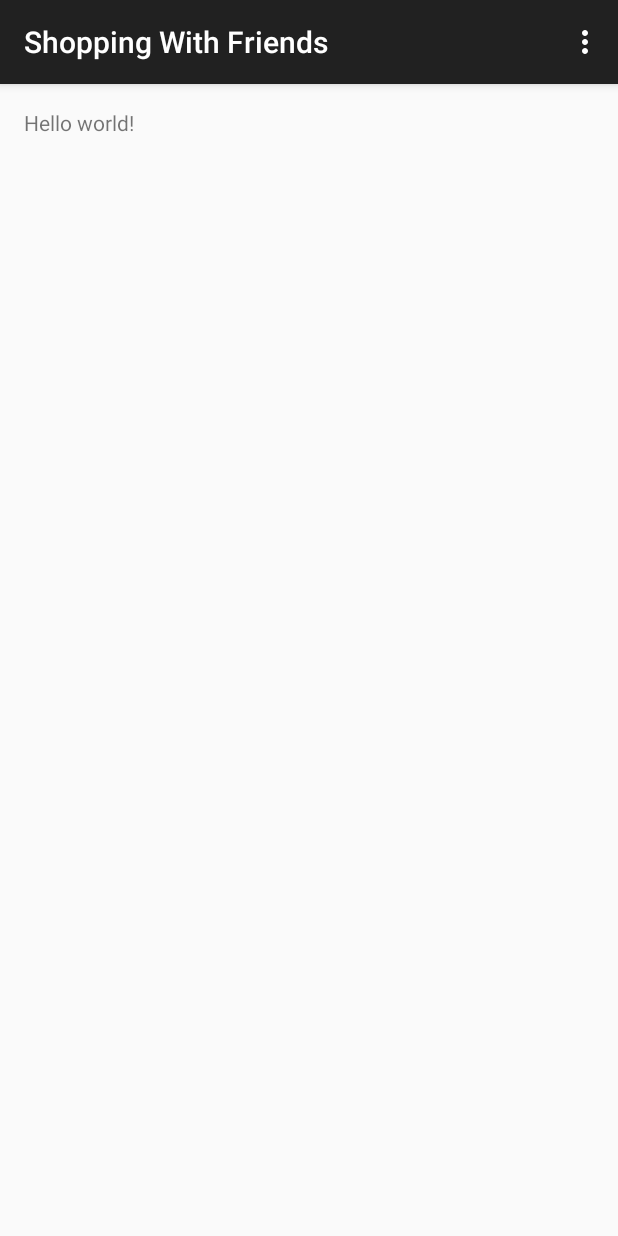
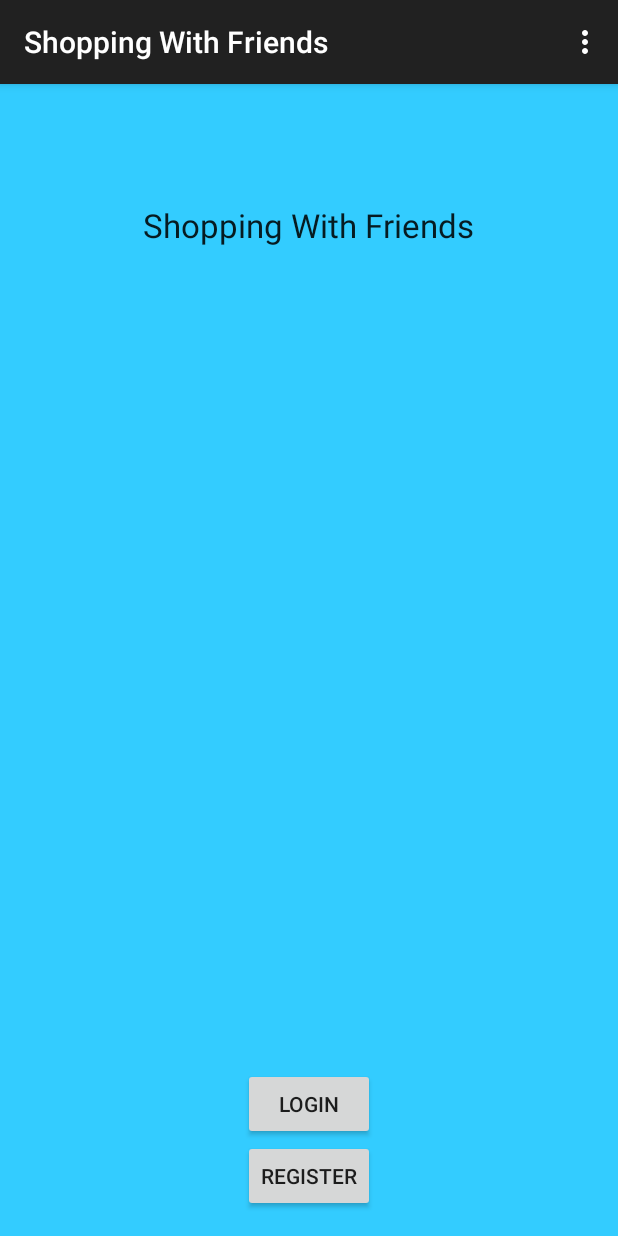
Before and after one commit to wkcirred/Marvelous-Boomerang-Moose, an Android app: the screen it shows after launch (MainActivity), on a phone screen of 412 x 824 dp. Run offline under Robolectric (Android 15) with nearby library versions, the phone set to English and light mode, and no system bars.

Commit message:
Welcome Screen
A welcome screen displays along with 2 buttons for logging in and
registering

```diff
--- a/M3/ShoppingWithFriends/app/build.gradle
+++ b/M3/ShoppingWithFriends/app/build.gradle
@@ -22,4 +22,5 @@ android {
 dependencies {
     compile fileTree(dir: 'libs', include: ['*.jar'])
     compile 'com.android.support:appcompat-v7:21.0.3'
+    compile 'com.google.android.gms:play-services:6.5.87'
 }
--- a/M3/ShoppingWithFriends/app/src/main/res/layout/activity_main.xml
+++ b/M3/ShoppingWithFriends/app/src/main/res/layout/activity_main.xml
@@ -1,4 +1,8 @@
 <FrameLayout xmlns:android="http://schemas.android.com/apk/res/android"
-    xmlns:tools="http://schemas.android.com/tools" android:id="@+id/container"
-    android:layout_width="match_parent" android:layout_height="match_parent"
-    tools:context=".MainActivity" tools:ignore="MergeRootFrame" />
+    xmlns:tools="http://schemas.android.com/tools"
+    android:id="@+id/container"
+    android:layout_width="match_parent"
+    android:layout_height="match_parent"
+    android:background="#33CCFF"
+    tools:context=".MainActivity"
+    tools:ignore="MergeRootFrame" />
--- a/M3/ShoppingWithFriends/app/src/main/res/layout/fragment_main.xml
+++ b/M3/ShoppingWithFriends/app/src/main/res/layout/fragment_main.xml
@@ -6,7 +6,31 @@
     android:paddingBottom="@dimen/activity_vertical_margin"
     tools:context=".MainActivity$PlaceholderFragment">
 
-    <TextView android:text="@string/hello_world" android:layout_width="wrap_content"
-        android:layout_height="wrap_content" />
+    <TextView
+        android:layout_width="wrap_content"
+        android:layout_height="wrap_content"
+        android:textAppearance="?android:attr/textAppearanceLarge"
+        android:text="Shopping With Friends"
+        android:id="@+id/textView"
+        android:layout_marginTop="63dp"
+        android:layout_alignParentTop="true"
+        android:layout_centerHorizontal="true" />
+
+    <Button
+        android:layout_width="wrap_content"
+        android:layout_height="wrap_content"
+        android:text="Login"
+        android:id="@+id/button"
+        android:clickable="true"
+        android:layout_above="@+id/button2"
+        android:layout_alignStart="@+id/button2" />
+
+    <Button
+        android:layout_width="wrap_content"
+        android:layout_height="wrap_content"
+        android:text="Register"
+        android:id="@+id/button2"
+        android:layout_alignParentBottom="true"
+        android:layout_centerHorizontal="true" />
 
 </RelativeLayout>
--- a/M3/ShoppingWithFriends/app/src/main/res/values/strings.xml
+++ b/M3/ShoppingWithFriends/app/src/main/res/values/strings.xml
@@ -4,5 +4,6 @@
     <string name="app_name">Shopping With Friends</string>
     <string name="hello_world">Hello world!</string>
     <string name="action_settings">Settings</string>
+    <color name="teal">#33CCFF</color>
 
 </resources>
```
Also changed, not shown: M3/ShoppingWithFriends/app/src/main/AndroidManifest.xml (+20 -0 lines), M3/ShoppingWithFriends/app/src/main/java/marvelousboomerangmoose/shoppingwithfriends/LoginActivity.java (added, +314 -0 lines), M3/ShoppingWithFriends/app/src/main/res/layout/activity_login.xml (added, +41 -0 lines), M3/ShoppingWithFriends/app/src/main/res/values/strings_activity_login.xml (added, +14 -0 lines), 1 other file.
